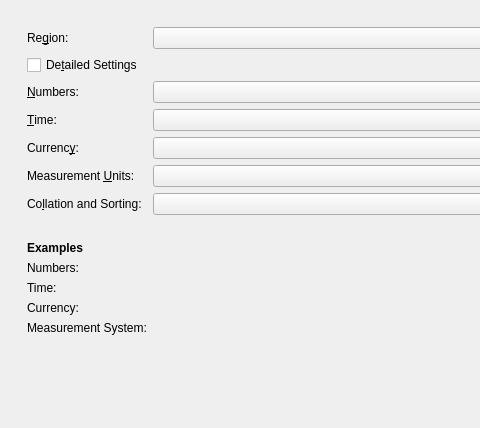
This is kcms/formats/kcmformatswidget.ui in KDE/plasma-desktop as Qt 5 draws it before an edit; both pictures show x 0 to 480 and y 0 to 428 of the 755 by 585 pixel window. The edited form follows.
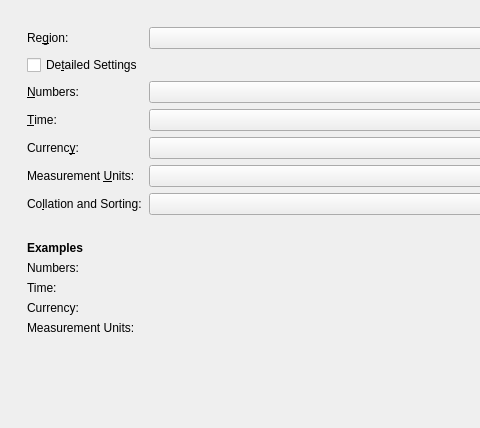
This is the edited form.

Commit message:
Consider config for LC_CTYPE, simplify LC_MEASUREMENT example
The example for measurement units now show Imperial UK, Imperial US
or Metric.

Diff of the .ui file:
```diff
--- a/kcms/formats/kcmformatswidget.ui
+++ b/kcms/formats/kcmformatswidget.ui
@@ -305,7 +305,7 @@
        <item row="12" column="0">
         <widget class="QLabel" name="lexMeasurement_2">
          <property name="text">
-          <string>Measurement System:</string>
+          <string>Measurement Units:</string>
          </property>
          <property name="alignment">
           <set>Qt::AlignLeading|Qt::AlignLeft|Qt::AlignTop</set>
```
The commit also changes 1 other file.
